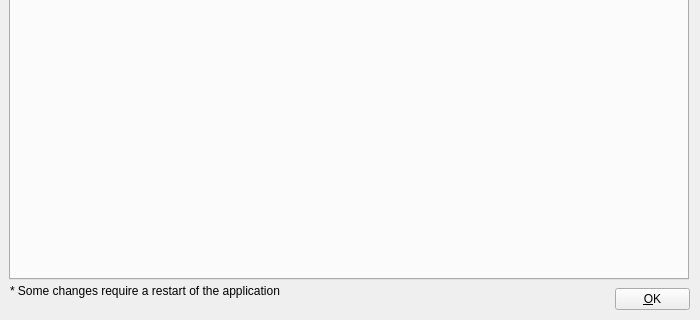
Above: src/Widgets/SettingsDialog.ui from CasparCG/client before the change; both pictures show x 0 to 700 and y 437 to 757 of the 700 by 757 pixel window. Below: the same form after it.
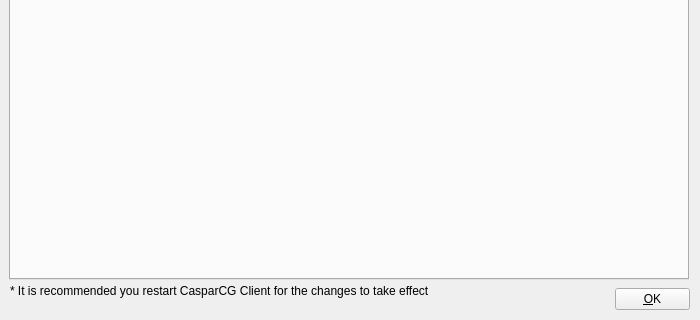
That is the form after the change.

Diff of the .ui file:
```diff
--- a/src/Widgets/SettingsDialog.ui
+++ b/src/Widgets/SettingsDialog.ui
@@ -2276,7 +2276,7 @@
     </rect>
    </property>
    <property name="text">
-    <string>* Some changes require a restart of the application</string>
+    <string>* It is recommended you restart CasparCG Client for the changes to take effect</string>
    </property>
   </widget>
  </widget>
```
